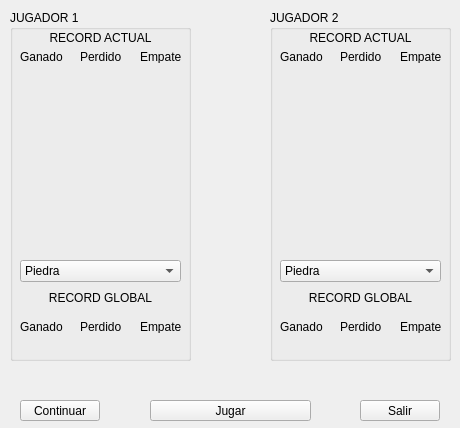
Bluedigi10/PiPaTi_Juego, file form.ui: the form before one commit.
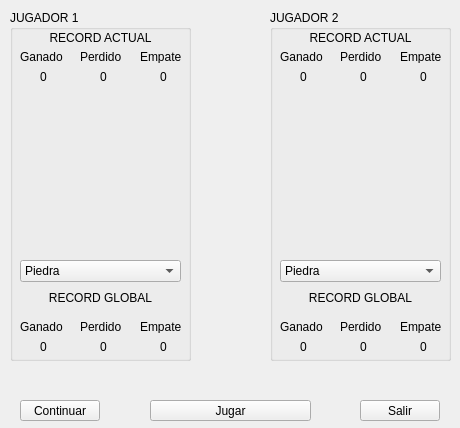
The form after the commit.

Commit message:
Integracion de la interfaz con el código del clien
Se logró integrar el codigo del cliente con la interfaz de usuario, y se establecen los record

Diff of the .ui file:
```diff
--- a/form.ui
+++ b/form.ui
@@ -131,7 +131,7 @@
      </rect>
     </property>
     <property name="text">
-     <string/>
+     <string>0</string>
     </property>
     <property name="alignment">
      <set>Qt::AlignCenter</set>
@@ -147,7 +147,7 @@
      </rect>
     </property>
     <property name="text">
-     <string/>
+     <string>0</string>
     </property>
     <property name="alignment">
      <set>Qt::AlignCenter</set>
@@ -163,7 +163,7 @@
      </rect>
     </property>
     <property name="text">
-     <string/>
+     <string>0</string>
     </property>
     <property name="alignment">
      <set>Qt::AlignCenter</set>
@@ -179,7 +179,7 @@
      </rect>
     </property>
     <property name="text">
-     <string/>
+     <string>0</string>
     </property>
     <property name="alignment">
      <set>Qt::AlignCenter</set>
@@ -208,7 +208,7 @@
      </rect>
     </property>
     <property name="text">
-     <string/>
+     <string>0</string>
     </property>
     <property name="alignment">
      <set>Qt::AlignCenter</set>
@@ -237,7 +237,7 @@
      </rect>
     </property>
     <property name="text">
-     <string/>
+     <string>0</string>
     </property>
     <property name="alignment">
      <set>Qt::AlignCenter</set>
@@ -394,7 +394,7 @@
      </rect>
     </property>
     <property name="text">
-     <string/>
+     <string>0</string>
     </property>
     <property name="alignment">
      <set>Qt::AlignCenter</set>
@@ -410,7 +410,7 @@
      </rect>
     </property>
     <property name="text">
-     <string/>
+     <string>0</string>
     </property>
     <property name="alignment">
      <set>Qt::AlignCenter</set>
@@ -426,7 +426,7 @@
      </rect>
     </property>
     <property name="text">
-     <string/>
+     <string>0</string>
     </property>
     <property name="alignment">
      <set>Qt::AlignCenter</set>
@@ -442,7 +442,7 @@
      </rect>
     </property>
     <property name="text">
-     <string/>
+     <string>0</string>
     </property>
     <property name="alignment">
      <set>Qt::AlignCenter</set>
@@ -458,7 +458,7 @@
      </rect>
     </property>
     <property name="text">
-     <string/>
+     <string>0</string>
     </property>
     <property name="alignment">
      <set>Qt::AlignCenter</set>
@@ -487,7 +487,7 @@
      </rect>
     </property>
     <property name="text">
-     <string/>
+     <string>0</string>
     </property>
     <property name="alignment">
      <set>Qt::AlignCenter</set>
```
The commit also changes 4 other files.
